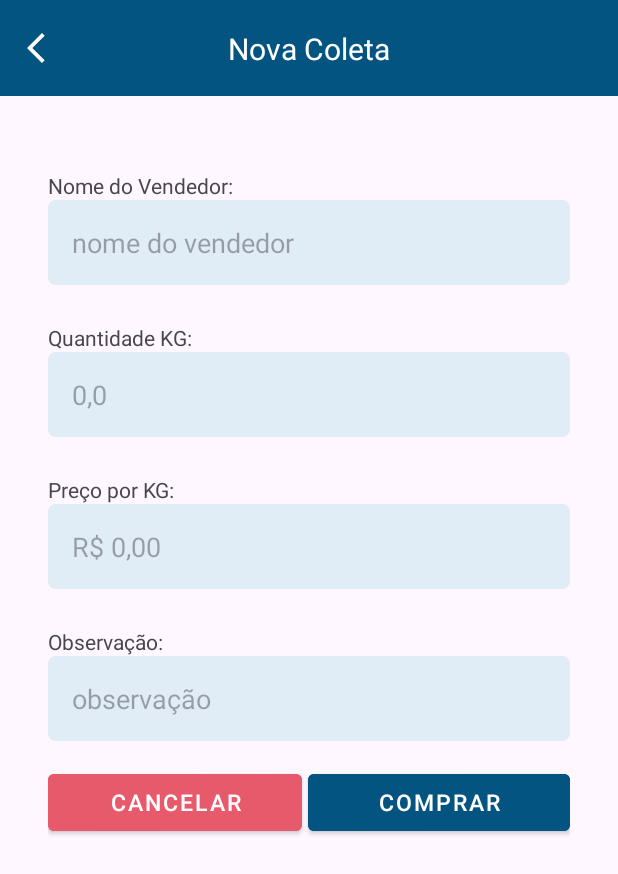
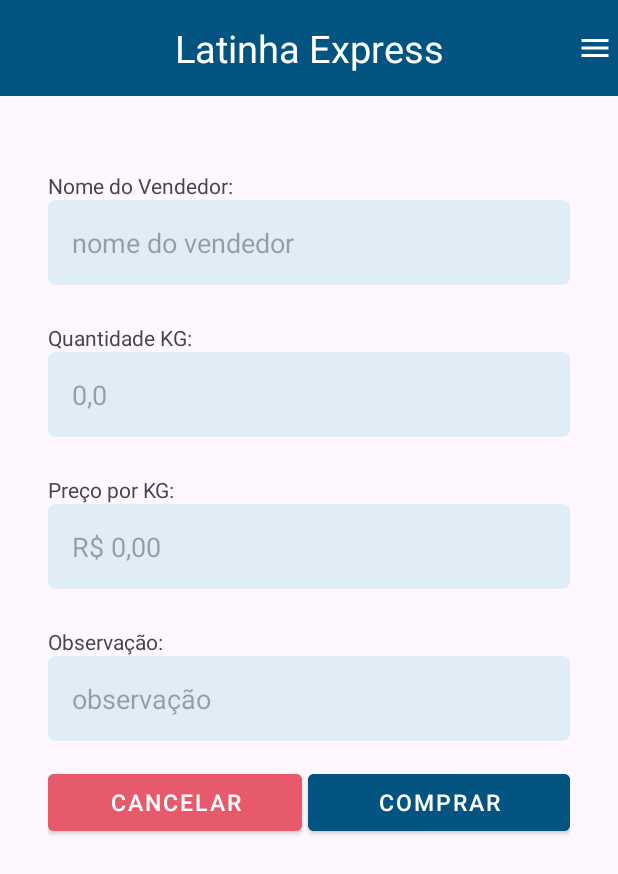
Before and after one commit to JoaoVitor-Dev/LatinhaExpress, an Android app: the fragment ColetaFragment placed in its activity, on a phone screen of 412 x 824 dp. Shown: the top 874 px of the screen. Run offline under Robolectric (Android 15) with nearby library versions, the phone set to English and light mode, and no system bars; our stand-ins replace Room's generated code.

Commit message:
implementando menu corretamente

```diff
--- a/app/src/main/java/com/example/latinhaexpress/adapters/CaixaAdapter.java
+++ b/app/src/main/java/com/example/latinhaexpress/adapters/CaixaAdapter.java
@@ -24,6 +24,8 @@ public class CaixaAdapter extends RecyclerView.Adapter<CaixaAdapter.MyViewHolder
         this.caixaList = caixaList;
         this.context = context;
     }
+
+
 
     @NonNull
     @Override
--- a/app/src/main/java/com/example/latinhaexpress/fragments/HomeFragment.java
+++ b/app/src/main/java/com/example/latinhaexpress/fragments/HomeFragment.java
@@ -5,14 +5,14 @@ import android.content.res.ColorStateList;
 import android.graphics.Color;
 import android.os.Bundle;
 
+import android.view.*;
 import android.widget.Button;
+import android.widget.Toolbar;
+import androidx.annotation.NonNull;
 import androidx.fragment.app.Fragment;
 import androidx.fragment.app.FragmentManager;
 import androidx.fragment.app.FragmentTransaction;
 
-import android.view.LayoutInflater;
-import android.view.View;
-import android.view.ViewGroup;
 import android.widget.ImageButton;
 import android.widget.TextView;
 
@@ -37,7 +37,6 @@ public class HomeFragment extends Fragment
     @Override
     public View onCreateView(LayoutInflater inflater, ViewGroup container,
                              Bundle savedInstanceState) {
-        // Inflate the layout for this fragment
         View view =  inflater.inflate(R.layout.fragment_home, container, false);
 
         setup(view);
@@ -111,12 +110,6 @@ public class HomeFragment extends Fragment
         btnCaixa = view.findViewById(R.id.btnCaixa);
         totalColetas = view.findViewById(R.id.totalColetas);
 
-        TextView text_toolbar = view.findViewById(R.id.text_toolbar);
-        text_toolbar.setText("Latinha Express");
-
-        ImageButton imgvoltar = view.findViewById(R.id.btnVoltar);
-        imgvoltar.setVisibility(View.INVISIBLE);
-
         Context appContext = getContext();
 
         db = Room.databaseBuilder(appContext, MyDatabase.class, "mydb")
@@ -142,6 +135,7 @@ public class HomeFragment extends Fragment
 
         fragmentTransaction.commit();
     }
+
 
     private void mostraStatusCaixa()
     {
--- a/app/src/main/java/com/example/latinhaexpress/fragments/ListaCaixaFragment.java
+++ b/app/src/main/java/com/example/latinhaexpress/fragments/ListaCaixaFragment.java
@@ -1,15 +1,11 @@
 package com.example.latinhaexpress.fragments;
-
 import android.content.Context;
 import android.os.Bundle;
-
 import androidx.fragment.app.Fragment;
-
 import android.view.LayoutInflater;
 import android.view.View;
 import android.view.ViewGroup;
 import android.widget.TextView;
-
 import androidx.recyclerview.widget.RecyclerView;
 import androidx.room.Room;
 import com.example.latinhaexpress.R;
--- /dev/null
+++ b/app/src/main/res/drawable/menu_lateral.xml
@@ -0,0 +1,5 @@
+<vector xmlns:android="http://schemas.android.com/apk/res/android" android:height="24dp" android:tint="#FFFFFF" android:viewportHeight="24" android:viewportWidth="24" android:width="24dp">
+
+    <path android:fillColor="@android:color/white" android:pathData="M3,18h18v-2L3,16v2zM3,13h18v-2L3,11v2zM3,6v2h18L21,6L3,6z"/>
+
+</vector>
--- a/app/src/main/res/layout/activity_menu.xml
+++ b/app/src/main/res/layout/activity_menu.xml
@@ -7,6 +7,10 @@
         android:layout_height="match_parent"
         tools:context=".views.MenuActivity">
 
+    <include
+            android:id="@+id/toolbar"
+            layout="@layout/toolbar_menu" />
+
     <FrameLayout xmlns:android="http://schemas.android.com/apk/res/android"
         android:id="@+id/fragment_container"
         android:layout_width="match_parent"
--- a/app/src/main/res/layout/toolbar.xml
+++ b/app/src/main/res/layout/toolbar.xml
@@ -3,7 +3,9 @@
         android:layout_width="match_parent"
         android:layout_height="?actionBarSize"
         xmlns:app="http://schemas.android.com/apk/res-auto"
-        android:background="@color/primary">
+        android:theme="@style/ThemeOverlay.AppCompat.ActionBar"
+        android:background="@color/primary"
+        app:collapseIcon="@android:drawable/ic_dialog_info">
 
 
     <ImageButton
--- /dev/null
+++ b/app/src/main/res/layout/toolbar_menu.xml
@@ -0,0 +1,28 @@
+<?xml version="1.0" encoding="utf-8"?>
+<androidx.appcompat.widget.Toolbar xmlns:android="http://schemas.android.com/apk/res/android"
+        xmlns:app="http://schemas.android.com/apk/res-auto"
+        android:layout_width="match_parent"
+        android:layout_height="wrap_content"
+        android:background="@color/primary"
+        android:elevation="1dp"
+        android:theme="@style/ThemeOverlay.AppCompat.ActionBar"
+        app:collapseIcon="@android:drawable/ic_dialog_info">
+
+    <TextView
+            android:layout_width="wrap_content"
+            android:layout_height="wrap_content"
+            android:text="Latinha Express"
+            android:textColor="@color/white"
+            android:textSize="25sp"
+            android:layout_gravity="center"
+            />
+
+    <ImageView
+            android:id="@+id/imageView2"
+            android:layout_width="wrap_content"
+            android:layout_height="match_parent"
+            android:layout_gravity="right"
+            android:layout_marginRight="3dp"
+            android:src="@drawable/menu_lateral" />
+
+</androidx.appcompat.widget.Toolbar>
--- /dev/null
+++ b/app/src/main/res/menu/menu_principal.xml
@@ -0,0 +1,17 @@
+<?xml version="1.0" encoding="utf-8"?>
+<menu xmlns:android="http://schemas.android.com/apk/res/android">
+    <item android:id="@+id/item1"
+            android:title="Principal"></item>
+
+    <item android:id="@+id/item2"
+            android:title="Caixas"></item>
+
+    <item android:id="@+id/item3"
+            android:title="Coletas"></item>
+
+    <item android:id="@+id/item4"
+            android:title="Vendas"></item>
+
+    <item android:id="@+id/item5"
+            android:title="Sair"></item>
+</menu>
```
Also changed, not shown: app/src/main/java/com/example/latinhaexpress/views/MenuActivity.java (+39 -1 lines), app/src/main/res/layout/fragment_home.xml (+27 -46 lines).
